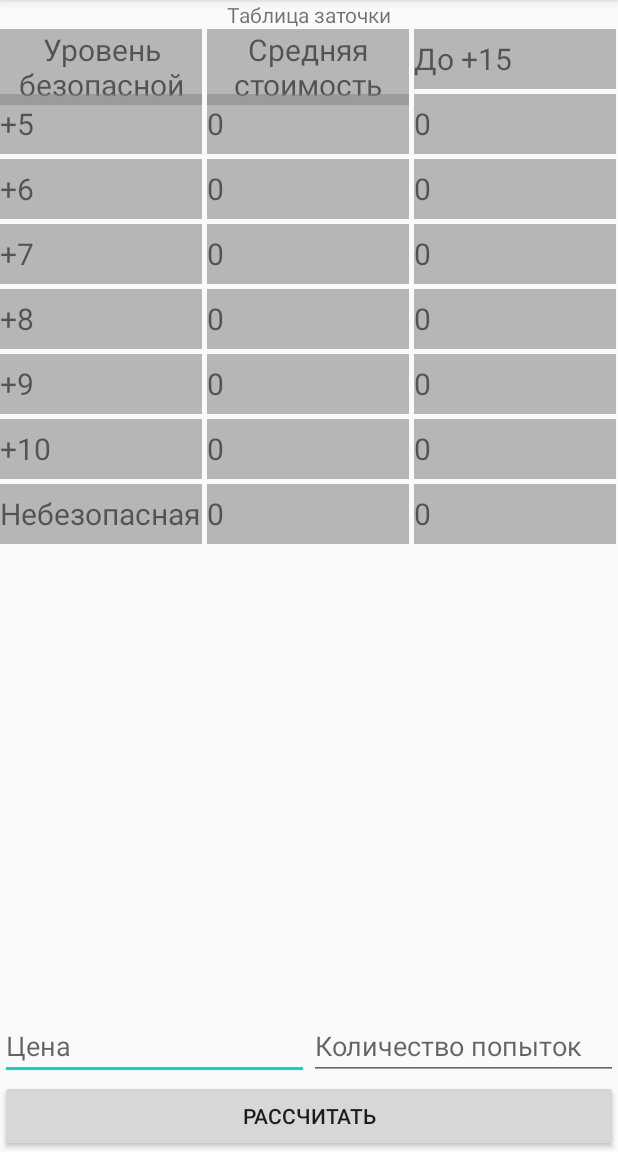
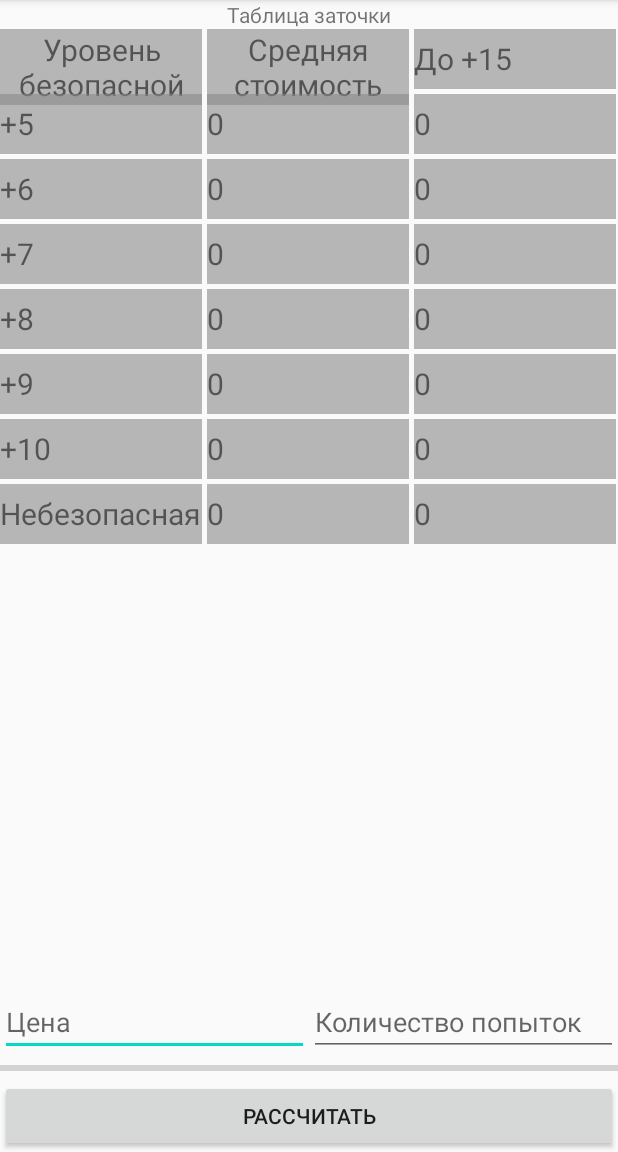
Before and after one commit to Zimovit/Refinement_Mobile, an Android app: the screen it shows after launch (MainActivity), on a phone screen of 412 x 824 dp, the part 84-1236 px from its top. Run offline under Robolectric (Android 15) with nearby library versions, the phone set to English and light mode, and no system bars.

Commit message:
Some improvements

```diff
--- a/app/src/main/res/layout/activity_main.xml
+++ b/app/src/main/res/layout/activity_main.xml
@@ -5,6 +5,16 @@
     android:layout_width="match_parent"
     android:layout_height="match_parent"
     tools:context=".MainActivity">
+
+    <ProgressBar
+        android:id="@+id/progressBar"
+        style="?android:attr/progressBarStyleHorizontal"
+        android:layout_width="0dp"
+        android:layout_height="wrap_content"
+        android:layout_weight="1"
+        app:layout_constraintBottom_toTopOf="@+id/counterButton"
+        app:layout_constraintEnd_toEndOf="parent"
+        app:layout_constraintStart_toStartOf="parent" />
 
     <TextView
         android:id="@+id/header"
@@ -30,7 +40,7 @@
         android:layout_width="match_parent"
         android:layout_height="wrap_content"
         android:orientation="horizontal"
-        app:layout_constraintBottom_toTopOf="@+id/counterButton"
+        app:layout_constraintBottom_toTopOf="@id/progressBar"
         app:layout_constraintEnd_toEndOf="parent"
         app:layout_constraintStart_toStartOf="parent">
 
@@ -55,6 +65,7 @@
             android:inputType="number"
             android:selectAllOnFocus="true"
             android:singleLine="true" />
+
     </LinearLayout>
 
     <GridView
```
Also changed, not shown: app/src/main/java/org/zimovit/refinement_mobile/MainActivity.java (+8 -3 lines).
